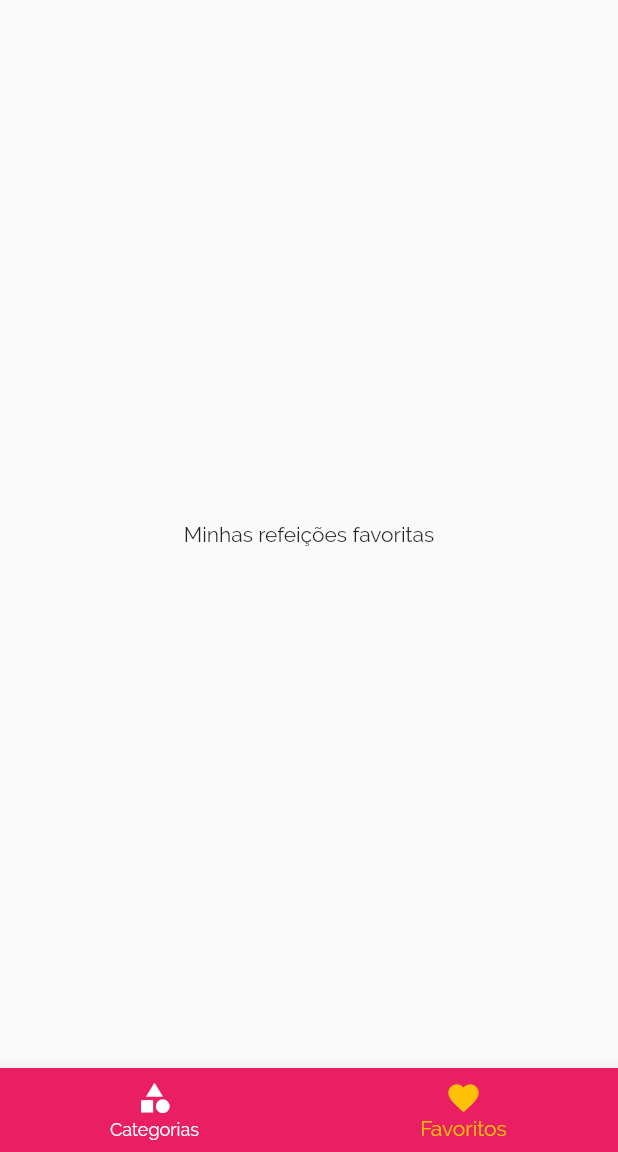
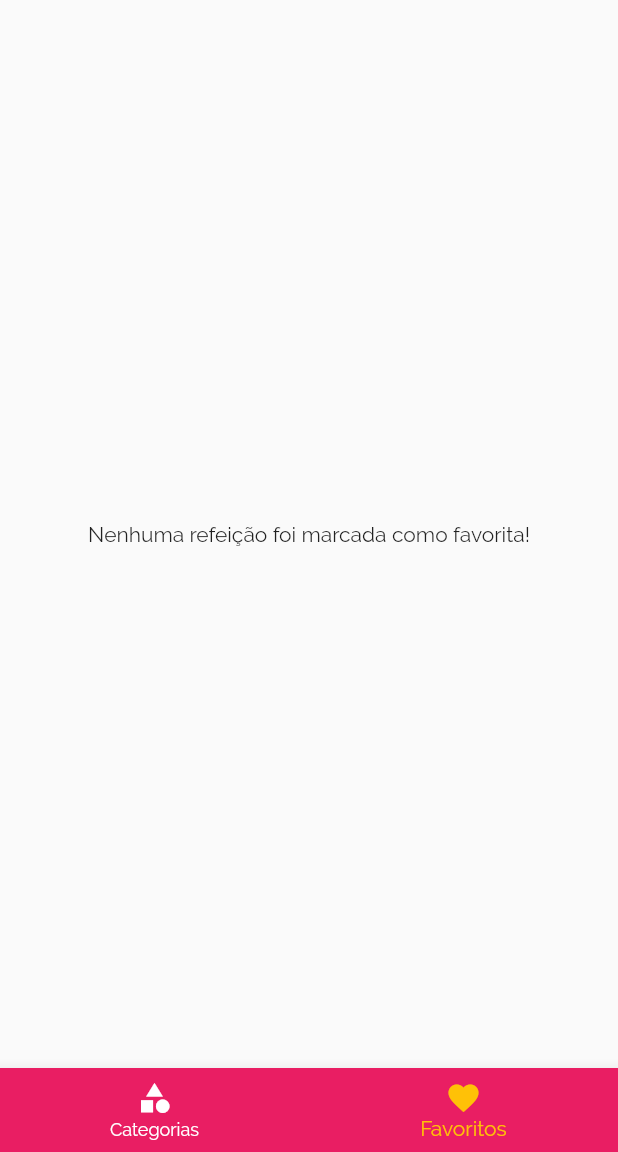
Before and after one commit to jhonatancassante/refeicoes_flutter, a Flutter app: the screen it shows after launch, item 2 of the bottom bar chosen, on a phone screen of 412 x 824 dp, the part 84-1236 px from its top. Run offline on Flutter 3.47's test engine with Material 2 defaults, Android fonts, the phone set to English and light mode, and no system bars.

Commit message:
Criado função de favoritar refeição

```diff
--- a/lib/main.dart
+++ b/lib/main.dart
@@ -19,6 +19,7 @@ class MyApp extends StatefulWidget {
 
 class _MyAppState extends State<MyApp> {
   List<Refeicao> _refeicoesDisponiveis = refeicoesFicticias;
+  List<Refeicao> _refeicoesFavoritas = [];
   Configuracoes configuracoes = Configuracoes();
 
   void _filtrarRefeicoes(Configuracoes configuracoes) {
@@ -41,6 +42,20 @@ class _MyAppState extends State<MyApp> {
         ).toList();
       },
     );
+  }
+
+  void _alternarFavorito(Refeicao refeicao) {
+    setState(
+      () {
+        _refeicoesFavoritas.contains(refeicao)
+            ? _refeicoesFavoritas.remove(refeicao)
+            : _refeicoesFavoritas.add(refeicao);
+      },
+    );
+  }
+
+  bool _eFavorita(Refeicao refeicao) {
+    return _refeicoesFavoritas.contains(refeicao);
   }
 
   @override
@@ -78,10 +93,11 @@ class _MyAppState extends State<MyApp> {
         ),
       ),
       routes: {
-        AppRoutes.home: (context) => const TelaAbas(),
+        AppRoutes.home: (context) => TelaAbas(_refeicoesFavoritas),
         AppRoutes.categoriasRefeicoes: (context) =>
             TelaCategoriasRefeicoes(_refeicoesDisponiveis),
-        AppRoutes.refeicaoDetalhes: (context) => const TelaDetalheRefeicao(),
+        AppRoutes.refeicaoDetalhes: (context) =>
+            TelaDetalheRefeicao(_alternarFavorito, _eFavorita),
         AppRoutes.configuracoes: (context) =>
             TelaConfiguracoes(configuracoes, _filtrarRefeicoes),
       },
--- a/lib/screens/tela_abas.dart
+++ b/lib/screens/tela_abas.dart
@@ -1,10 +1,13 @@
 import 'package:flutter/material.dart';
+import '../models/refeicao.dart';
 import 'tela_categorias.dart';
 import 'tela_favoritos.dart';
 import '../components/main_drawer.dart';
 
 class TelaAbas extends StatefulWidget {
-  const TelaAbas({super.key});
+  final List<Refeicao> refeicoesFavoritas;
+
+  const TelaAbas(this.refeicoesFavoritas, {super.key});
 
   @override
   State<TelaAbas> createState() => _TelaAbasState();
@@ -12,16 +15,22 @@ class TelaAbas extends StatefulWidget {
 
 class _TelaAbasState extends State<TelaAbas> {
   int _indiceTelaSelecionada = 0;
-  final List<Map<String, Object>> _telas = [
+  List<Map<String, Object>>? _telas;
+
+  @override
+  void initState() {
+    super.initState();
+    _telas = [
       {
         'titulo': 'Lista de Categorias',
         'tela': const TelaCategorias(),
       },
       {
         'titulo': 'Meus Favoritos',
-      'tela': const TelaFavoritos(),
+        'tela': TelaFavoritos(widget.refeicoesFavoritas),
       },
     ];
+  }
 
   _selecionaTela(int index) {
     setState(() {
@@ -35,10 +44,10 @@ class _TelaAbasState extends State<TelaAbas> {
       length: 2,
       child: Scaffold(
         appBar: AppBar(
-          title: Text(_telas[_indiceTelaSelecionada]['titulo'] as String),
+          title: Text(_telas![_indiceTelaSelecionada]['titulo'] as String),
         ),
         drawer: const MainDrawer(),
-        body: _telas[_indiceTelaSelecionada]['tela'] as Widget,
+        body: _telas![_indiceTelaSelecionada]['tela'] as Widget,
         bottomNavigationBar: BottomNavigationBar(
           onTap: _selecionaTela,
           backgroundColor: Theme.of(context).colorScheme.primary,
--- a/lib/screens/tela_favoritos.dart
+++ b/lib/screens/tela_favoritos.dart
@@ -1,12 +1,25 @@
 import 'package:flutter/material.dart';
+import '../models/refeicao.dart';
+import '../components/item_refeicao.dart';
 
 class TelaFavoritos extends StatelessWidget {
-  const TelaFavoritos({super.key});
+  final List<Refeicao> refeicoesFavoritas;
+
+  const TelaFavoritos(this.refeicoesFavoritas, {super.key});
 
   @override
   Widget build(BuildContext context) {
-    return const Center(
-      child: Text("Minhas refeições favoritas"),
-    );
+    if (refeicoesFavoritas.isEmpty) {
+      return const Center(
+        child: Text("Nenhuma refeição foi marcada como favorita!"),
+      );
+    } else {
+      return ListView.builder(
+        itemCount: refeicoesFavoritas.length,
+        itemBuilder: (context, index) {
+          return ItemRefeicao(refeicoesFavoritas[index]);
+        },
+      );
+    }
   }
 }
```
Also changed, not shown: lib/screens/tela_detalhe_refeicao.dart (+9 -3 lines). Lines whose indentation alone changed are shown as unchanged.
